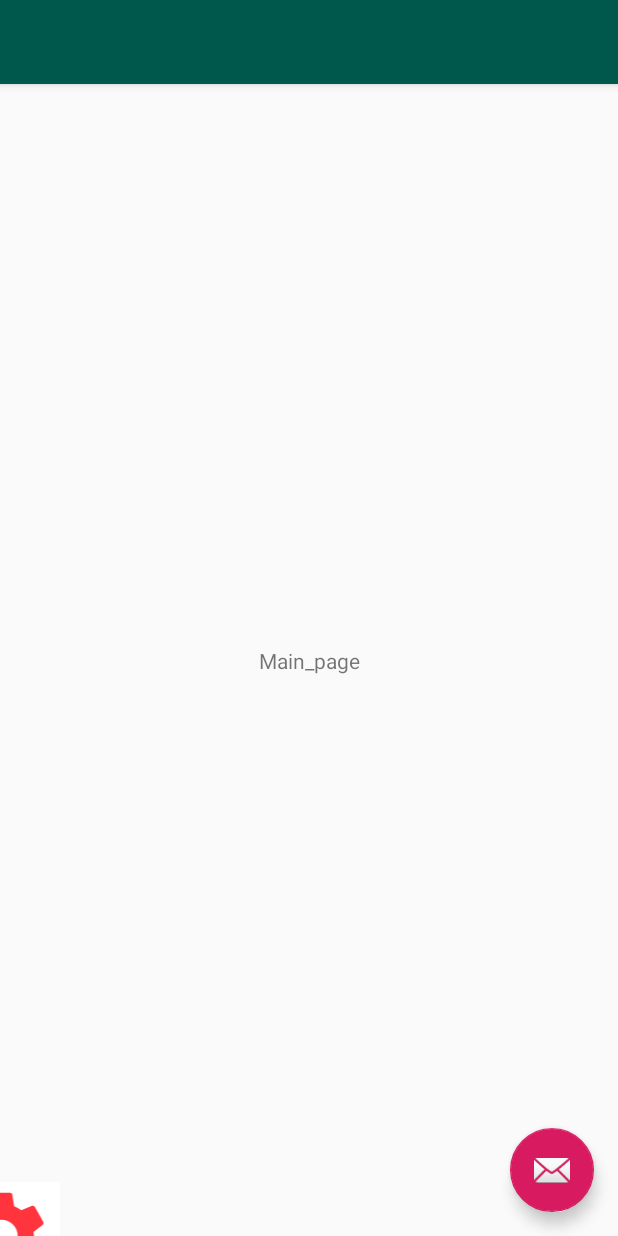
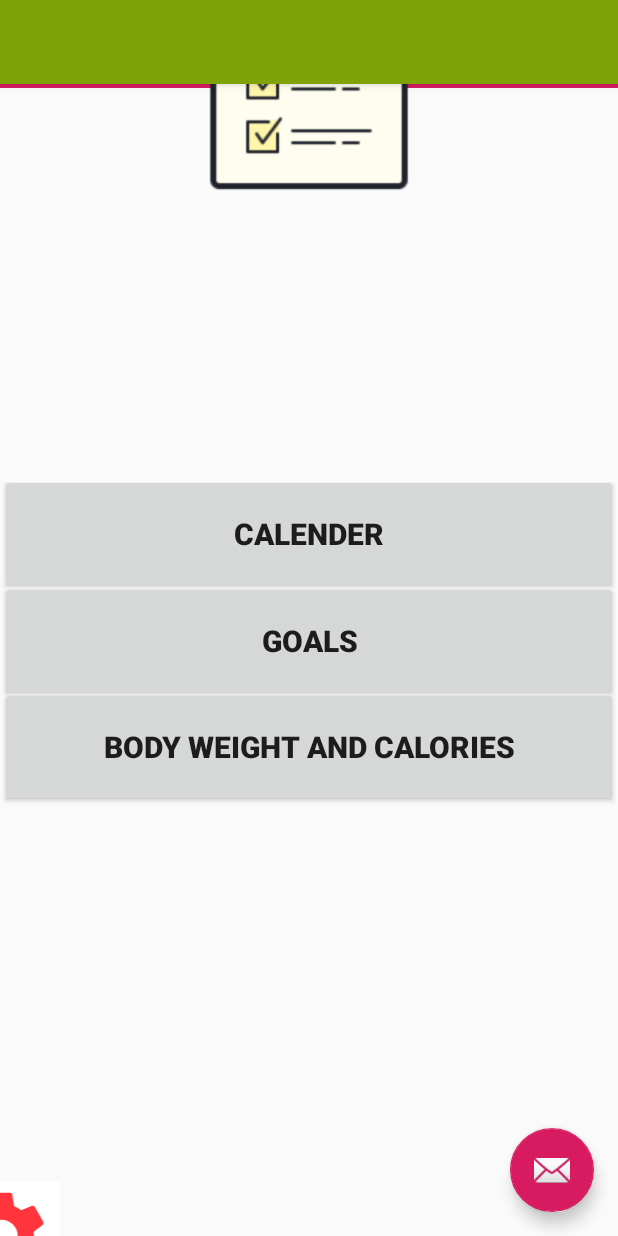
Before and after one commit to LittleGameDesigner/Mainpage, an Android app: the screen it shows after launch (MainActivity), on a phone screen of 412 x 824 dp. Run offline under Robolectric (Android 15) with nearby library versions, the phone set to English and light mode, and no system bars.

Commit message:
mainpage, setting, change password finished

```diff
--- a/app/src/main/res/layout/content_logout.xml
+++ b/app/src/main/res/layout/content_logout.xml
@@ -13,11 +13,11 @@
 <RelativeLayout
     android:layout_width="match_parent"
     android:layout_height="300dp"
-    android:background="@color/colorAccent">
+    android:background="@color/colorWhite">
 
     <ImageButton
-        android:layout_width="351dp"
-        android:layout_height="237dp"
+        android:layout_width="396dp"
+        android:layout_height="285dp"
         android:layout_centerInParent="true"
         android:src="@drawable/smile" />
 
--- a/app/src/main/res/layout/content_main.xml
+++ b/app/src/main/res/layout/content_main.xml
@@ -8,14 +8,6 @@
     tools:context=".MainActivity"
     tools:showIn="@layout/activity_main">
 
-    <TextView
-        android:layout_width="wrap_content"
-        android:layout_height="wrap_content"
-        android:text="Main_page"
-        app:layout_constraintBottom_toBottomOf="parent"
-        app:layout_constraintLeft_toLeftOf="parent"
-        app:layout_constraintRight_toRightOf="parent"
-        app:layout_constraintTop_toTopOf="parent" />
 
     <View
         android:id="@+id/view"
@@ -46,4 +38,87 @@
         app:layout_constraintTop_toBottomOf="@+id/view"
         app:layout_constraintVertical_bias="0.905"
         app:srcCompat="@drawable/ic_action_name" />
+
+    <Button
+        android:layout_width="match_parent"
+        android:layout_height="80dp"
+        android:layout_marginTop="260dp"
+        android:text="Calender"
+        android:textStyle="bold"
+        android:textSize="20sp"
+        app:layout_constraintEnd_toEndOf="parent"
+        app:layout_constraintStart_toStartOf="parent"
+        app:layout_constraintTop_toTopOf="parent" />
+
+    <View
+        android:layout_marginTop="530dp"
+        android:layout_width="match_parent"
+        android:layout_height="3dp"
+        android:background="@color/colorAccent"
+        app:layout_constraintBottom_toTopOf="@+id/view"
+        app:layout_constraintEnd_toEndOf="parent"
+        app:layout_constraintStart_toStartOf="parent"
+        app:layout_constraintTop_toTopOf="parent" />
+
+    <View
+        android:layout_marginTop="670dp"
+        android:layout_width="match_parent"
+        android:layout_height="3dp"
+        android:background="@color/colorAccent"
+        app:layout_constraintBottom_toTopOf="@+id/view"
+        app:layout_constraintEnd_toEndOf="parent"
+        app:layout_constraintStart_toStartOf="parent"
+        app:layout_constraintTop_toTopOf="parent" />
+
+    <Button
+        android:layout_width="match_parent"
+        android:layout_height="80dp"
+        android:layout_marginTop="331dp"
+        android:text="Goals"
+        android:textStyle="bold"
+        android:textSize="20sp"
+        app:layout_constraintEnd_toEndOf="parent"
+        app:layout_constraintStart_toStartOf="parent"
+        app:layout_constraintTop_toTopOf="parent" />
+
+    <View
+        android:layout_marginTop="812dp"
+        android:layout_width="match_parent"
+        android:layout_height="3dp"
+        android:background="@color/colorAccent"
+        app:layout_constraintBottom_toTopOf="@+id/view"
+        app:layout_constraintEnd_toEndOf="parent"
+        app:layout_constraintStart_toStartOf="parent"
+        app:layout_constraintTop_toTopOf="parent" />
+
+    <Button
+        android:layout_width="match_parent"
+        android:layout_height="80dp"
+        android:layout_marginTop="402dp"
+        android:text="Body Weight and Calories"
+        android:textStyle="bold"
+        android:textSize="20sp"
+        app:layout_constraintEnd_toEndOf="parent"
+        app:layout_constraintStart_toStartOf="parent"
+        app:layout_constraintTop_toTopOf="parent" />
+
+    <View
+        android:layout_marginTop="955dp"
+        android:layout_width="match_parent"
+        android:layout_height="3dp"
+        android:background="@color/colorAccent"
+        app:layout_constraintBottom_toTopOf="@+id/view"
+        app:layout_constraintEnd_toEndOf="parent"
+        app:layout_constraintStart_toStartOf="parent"
+        app:layout_constraintTop_toTopOf="parent" />
+
+    <ImageView
+        android:layout_width="match_parent"
+        android:layout_height="wrap_content"
+        android:layout_marginTop="300dp"
+        app:layout_constraintBottom_toTopOf="@+id/view"
+        app:layout_constraintEnd_toEndOf="parent"
+        app:layout_constraintStart_toStartOf="parent"
+        app:layout_constraintTop_toTopOf="parent"
+        android:src="@drawable/planner"/>
 </androidx.constraintlayout.widget.ConstraintLayout>
--- a/app/src/main/res/values/colors.xml
+++ b/app/src/main/res/values/colors.xml
@@ -1,6 +1,8 @@
 <?xml version="1.0" encoding="utf-8"?>
 <resources>
-    <color name="colorPrimary">#00574B</color>
+    <color name="colorPrimary">#7fa209</color>
     <color name="colorPrimaryDark">#00574B</color>
     <color name="colorAccent">#D81B60</color>
+    <color name="colorBlack">#010203</color>
+    <color name="colorWhite">#ffffff</color>
 </resources>
```
Also changed, not shown: app/src/main/res/drawable/planner.png (added).
